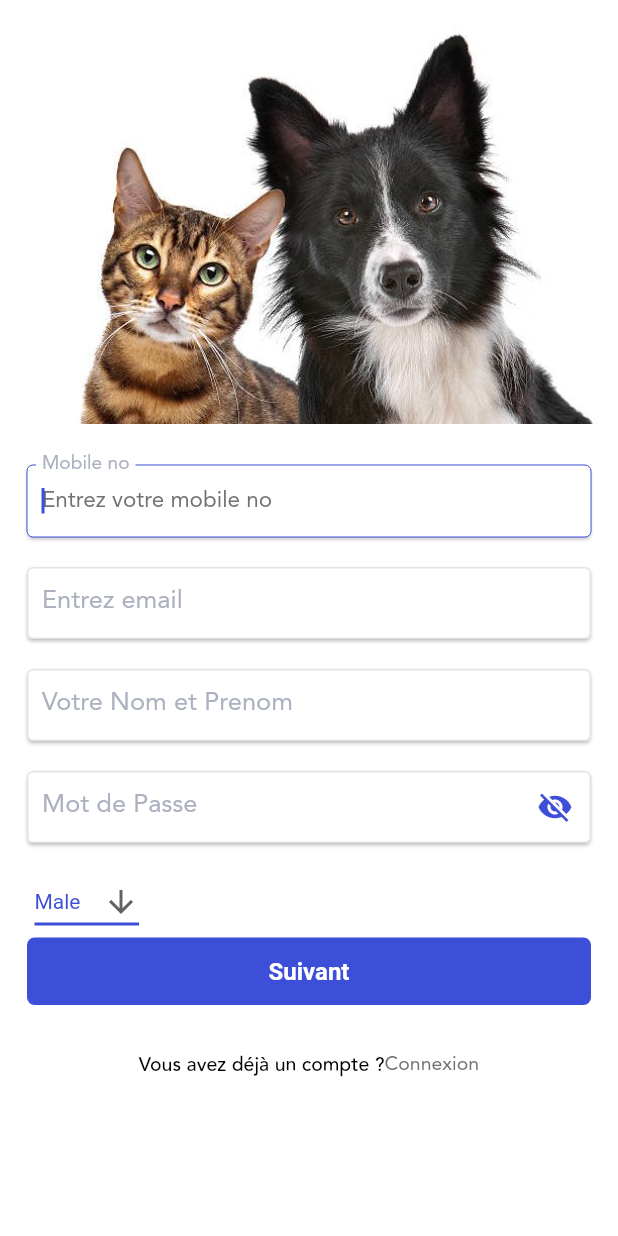
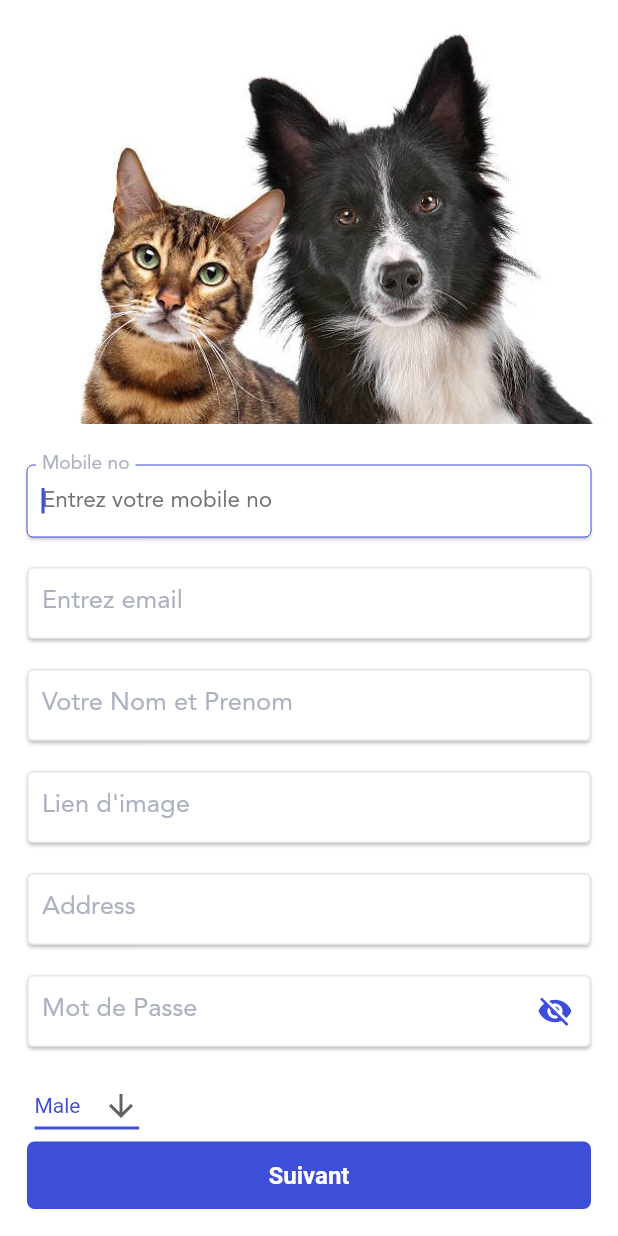
Before and after one commit to aaron47/PetcarePartnerFrontend, a Flutter app: the screen it shows after launch, after a tap on "Passer", after a tap on "Connexion", after a tap on "Inscription", on a phone screen of 412 x 824 dp. Run offline on Flutter 3.47's test engine with Material 2 defaults, Android fonts, the phone set to English and light mode, and no system bars; our stand-ins replace date_format, dio, dotted_border, fl_chart, flutter_rating_bar, flutter_swiper and 8 more; generated files the repository leaves out were written again.

Commit message:
updated signup

```diff
--- a/PartnerAppUI/lib/controllers/ApiController.dart
+++ b/PartnerAppUI/lib/controllers/ApiController.dart
@@ -47,6 +47,8 @@ class ApiController extends GetxController {
       String gender,
       String role,
       String phone,
+      String imageLink,
+      String address,
       String password,
   ) async {
     isLoading.value = true;
@@ -55,6 +57,8 @@ class ApiController extends GetxController {
           fullName: fullName,
           email: email,
           phone: phone,
+          imageLink: imageLink,
+          address: address,
           password: password,
           gender: gender,
           role: role);
--- a/PartnerAppUI/lib/models/user.dart
+++ b/PartnerAppUI/lib/models/user.dart
@@ -12,12 +12,16 @@ class User {
   final String role;
   final String phone;
   final String gender;
+  final String imageLink;
+  final String address;
 
   User({
     @required this.fullName,
     @required this.email,
     @required this.role,
     @required this.phone,
+    @required this.imageLink,
+    @required this.address,
     @required this.gender,
   });
 
--- a/PartnerAppUI/lib/network/remote/Requests/signup_request.dart
+++ b/PartnerAppUI/lib/network/remote/Requests/signup_request.dart
@@ -7,6 +7,8 @@ class SignUpRequest {
   final String fullName;
   final String email;
   final String phone;
+  final String imageLink;
+  final String address;
   final String password;
   final String gender;
   final String role;
@@ -15,6 +17,8 @@ class SignUpRequest {
     @required this.fullName,
     @required this.email,
     @required this.phone,
+    @required this.imageLink,
+    @required this.address,
     @required this.password,
     @required this.gender,
     @required this.role,
@@ -24,6 +28,8 @@ class SignUpRequest {
     "fullName": fullName,
     "email": email,
     "phone": phone,
+    "imageLink": imageLink,
+    "address": address,
     "password": password,
     "role": role,
     "gender": gender,
--- a/PartnerAppUI/lib/screens/profile_screen.dart
+++ b/PartnerAppUI/lib/screens/profile_screen.dart
@@ -60,9 +60,9 @@ class _ProfileScreenState extends BaseRouteState {
                     decoration: const BoxDecoration(
                       shape: BoxShape.circle,
                     ),
-                    child: const CircleAvatar(
+                    child: CircleAvatar(
                       backgroundImage:
-                          AssetImage('assets/images/userprofile.jpg'),
+                          NetworkImage(apiController.user.value.imageLink),
                       radius: 40,
                     ),
                   ),
--- a/PartnerAppUI/lib/screens/signup_screen.dart
+++ b/PartnerAppUI/lib/screens/signup_screen.dart
@@ -30,6 +30,8 @@ class _SignupScreenState extends BaseRouteState {
   final TextEditingController _emailController = TextEditingController();
   final TextEditingController _passwordController = TextEditingController();
   final TextEditingController _fullNameController = TextEditingController();
+  final TextEditingController _imageLinkController = TextEditingController();
+  final TextEditingController _addressController = TextEditingController();
   final TextEditingController _phoneController = TextEditingController();
   final role = "sitter";
 
@@ -158,6 +160,50 @@ class _SignupScreenState extends BaseRouteState {
                           ),
                         ),
                       ),
+                      Container(
+                        child: Card(
+                          margin: EdgeInsets.all(10),
+                          child: TextFormField(
+                            // focusNode: _fUsername,
+                            controller: _imageLinkController,
+                            validator: (value) {
+                              if (value == null || value.isEmpty) {
+                                return 'Veuillez entrer un lien de votre image!';
+                              }
+                              return null;
+                            },
+                            onEditingComplete: () {
+                              FocusScope.of(context).requestFocus(_fPassword);
+                            },
+                            decoration: InputDecoration(
+                              labelText: "Lien d'image",
+                              hintText: "Lien d'image",
+                            ),
+                          ),
+                        ),
+                      ),
+                      Container(
+                        child: Card(
+                          margin: EdgeInsets.all(10),
+                          child: TextFormField(
+                            // focusNode: _fUsername,
+                            controller: _addressController,
+                            validator: (value) {
+                              if (value == null || value.isEmpty) {
+                                return 'Veuillez entrer votre adresse!';
+                              }
+                              return null;
+                            },
+                            onEditingComplete: () {
+                              FocusScope.of(context).requestFocus(_fPassword);
+                            },
+                            decoration: InputDecoration(
+                              labelText: "Address",
+                              hintText: "Address",
+                            ),
+                          ),
+                        ),
+                      ),
                       Card(
                         margin: const EdgeInsets.all(10),
                         child: TextFormField(
@@ -232,6 +278,8 @@ class _SignupScreenState extends BaseRouteState {
                                 _selectedGender.toLowerCase(),
                                 role,
                                 _phoneController.text,
+                                _imageLinkController.text,
+                                _addressController.text,
                                 _passwordController.text,
                               );
 
```
Lines whose indentation alone changed are shown as unchanged.
